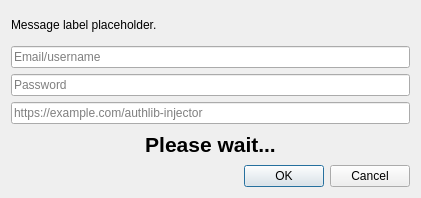
This is launcher/ui/dialogs/AuthlibInjectorLoginDialog.ui in unmojang/FjordLauncher as Qt 5 draws it before an edit. The edited form follows.
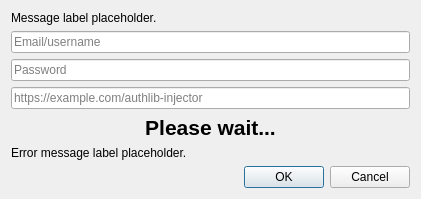
This is the edited form.

Commit message: Error handling for Yggdrasil accounts

The edit to the form file:
```diff
--- a/launcher/ui/dialogs/AuthlibInjectorLoginDialog.ui
+++ b/launcher/ui/dialogs/AuthlibInjectorLoginDialog.ui
@@ -80,6 +80,22 @@
       </property>
     </widget>
    </item>
+   <item>
+    <widget class="QLabel" name="errorMessage">
+     <property name="text">
+      <string notr="true">Error message label placeholder.</string>
+     </property>
+     <property name="textFormat">
+      <enum>Qt::RichText</enum>
+     </property>
+     <property name="textInteractionFlags">
+      <set>Qt::LinksAccessibleByKeyboard|Qt::LinksAccessibleByMouse|Qt::TextBrowserInteraction|Qt::TextSelectableByKeyboard|Qt::TextSelectableByMouse</set>
+     </property>
+     <property name="openExternalLinks">
+      <bool>true</bool>
+     </property>
+    </widget>
+   </item>
    <item>
     <widget class="QDialogButtonBox" name="buttonBox">
      <property name="orientation">
```
The commit also changes 9 other files.
